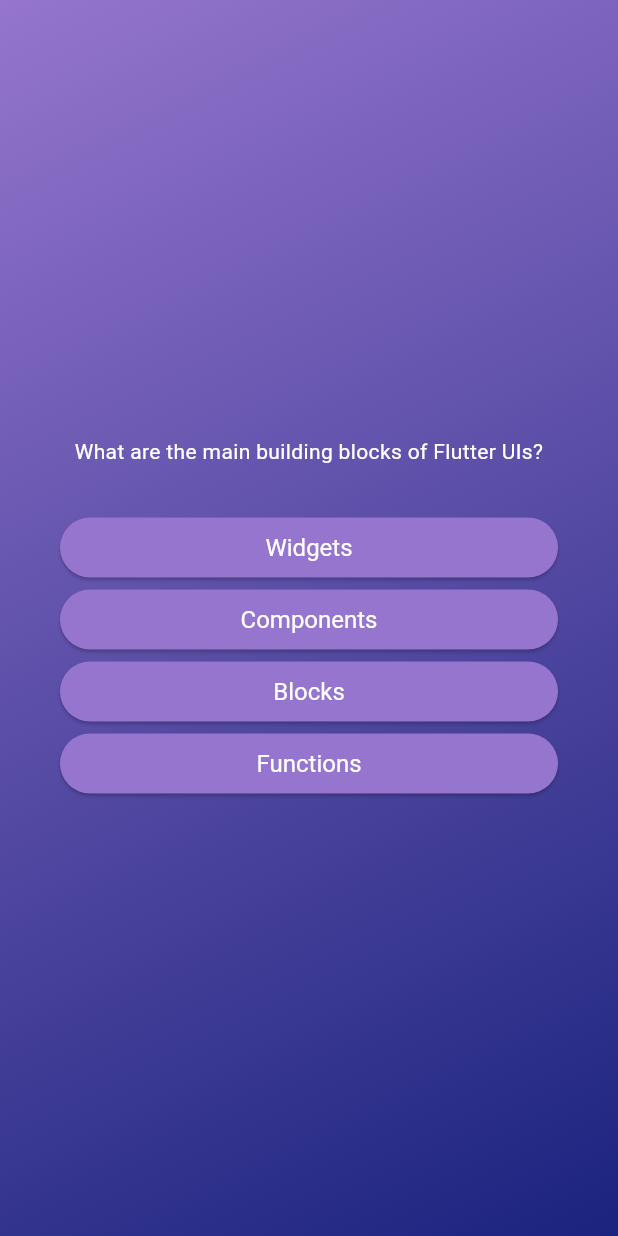
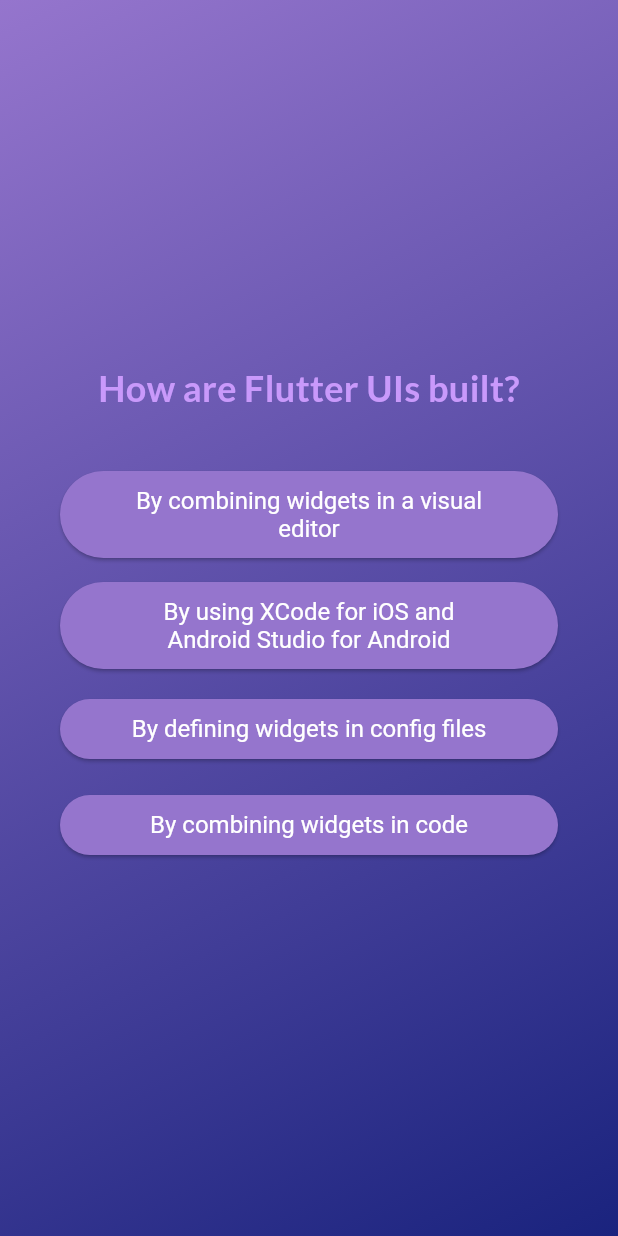
Before and after one commit to NeeDaimDark/quiz_app, a Flutter app: the screen it shows after launch, after a tap on "Start Quiz", after a tap on "Components", on a phone screen of 412 x 824 dp. Run offline on Flutter 3.47's test engine with Material 3 defaults, Android fonts, the phone set to English and light mode, and no system bars; our stand-ins replace google_fonts.

Commit message:
passing data across widgets + conditions through functions

```diff
--- a/lib/answer_button.dart
+++ b/lib/answer_button.dart
@@ -9,7 +9,9 @@ class AnswerButton extends StatelessWidget {
   final void Function() onTap;
   @override
   Widget build(BuildContext context) {
-    return ElevatedButton(
+    return Padding(
+      padding: const EdgeInsets.symmetric(vertical: 8.0),
+      child: ElevatedButton(
         onPressed: onTap,
         style: ElevatedButton.styleFrom(
           backgroundColor: Colors.deepPurple.shade300,
@@ -25,7 +27,8 @@ class AnswerButton extends StatelessWidget {
             fontSize: 16,
           ),
         ),
-      child: Text(answerText),
+        child: Text(answerText, textAlign: TextAlign.center,),
+      ),
     );
   }
 }
--- a/lib/models/quiz_question.dart
+++ b/lib/models/quiz_question.dart
@@ -2,4 +2,9 @@ class QuizQuestion {
   final String question;
   final List<String> options;
   const QuizQuestion(this.question, this.options);
+  List<String> getShuffledOptions() {
+    final shuffledOptions = List<String>.from(options);
+    shuffledOptions.shuffle();
+    return shuffledOptions;
+  }
 }
--- a/lib/questions_screen.dart
+++ b/lib/questions_screen.dart
@@ -1,8 +1,14 @@
 import 'package:flutter/material.dart';
 import 'package:quiz_app/answer_button.dart';
 import 'package:quiz_app/data/questions.dart';
+import 'package:google_fonts/google_fonts.dart';
+
 class QuestionsScreen extends StatefulWidget {
-   QuestionsScreen({super.key});
+   const QuestionsScreen({
+     super.key,
+     required this.onSelectAnswer,
+   });
+   final void Function(String answer) onSelectAnswer;
 
   @override
   State<QuestionsScreen> createState() {
@@ -12,9 +18,18 @@ class QuestionsScreen extends StatefulWidget {
 }
 
 class _QuestionsScreenState extends State<QuestionsScreen> {
+
+  var currentQuestionIndex = 0;
+  void answerQuestion(String selectedAnswer){
+    widget.onSelectAnswer(selectedAnswer);
+    setState(() {
+      currentQuestionIndex++;
+    });
+  }
+
   @override
   Widget build(context) {
-    final currentQuestion = questions[0];
+    final currentQuestion = questions[currentQuestionIndex];
     return Container(
       margin: const EdgeInsets.all(40),
       child: SizedBox(
@@ -27,13 +42,17 @@ class _QuestionsScreenState extends State<QuestionsScreen> {
               Text(
                  currentQuestion.question,
                  textAlign: TextAlign.center,
-                 style: const TextStyle(
-                   color: Colors.white,
+                 style: GoogleFonts.lato(
+                   color: Color.fromARGB(255, 201, 153, 251),
+                   fontSize: 24,
+                   fontWeight: FontWeight.bold,
                  ),
               ),
               const SizedBox(height: 30),
-              ...currentQuestion.options.map((answer){
-                return AnswerButton(answerText: answer, onTap: (){});
+              ...currentQuestion.getShuffledOptions().map((answer){
+                return AnswerButton(answerText: answer, onTap: (){
+                  answerQuestion(answer);
+                });
               }),
             ],
         ),
--- a/lib/quiz.dart
+++ b/lib/quiz.dart
@@ -1,4 +1,5 @@
 import 'package:flutter/material.dart';
+import 'package:quiz_app/data/questions.dart';
 import 'package:quiz_app/questions_screen.dart';
 import 'package:quiz_app/start_screen.dart';
 import 'package:quiz_app/questions_screen.dart';
@@ -15,6 +16,7 @@ class Quiz extends StatefulWidget{
 
 
 class _QuizState extends State<Quiz>{
+  List<String> selectedAnswers = [];
  var activeScreen = 'start-screen';
 
 
@@ -23,11 +25,23 @@ class _QuizState extends State<Quiz>{
       activeScreen = 'questions-screen';
     });
   }
+
+  void chooseAnswer(String answer){
+    selectedAnswers.add(answer);
+    if (selectedAnswers.length == questions.length){
+      setState(() {
+        selectedAnswers = [];
+        activeScreen = 'start-screen';
+      });
+    }
+  }
   @override
   Widget build(context) {
     Widget screenWidget = StartScreen(switchScreen);
     if(activeScreen == 'questions-screen'){
-      screenWidget = QuestionsScreen();
+      screenWidget = QuestionsScreen(
+        onSelectAnswer: chooseAnswer,
+      );
     }
 
     return MaterialApp(
--- a/lib/start_screen.dart
+++ b/lib/start_screen.dart
@@ -1,4 +1,5 @@
 import 'package:flutter/material.dart';
+import 'package:google_fonts/google_fonts.dart';
 
 class StartScreen extends StatelessWidget {
   const StartScreen(this.startQuiz ,{super.key});
@@ -16,12 +17,11 @@ final void Function() startQuiz;
               color: const Color.fromARGB(150, 255, 255, 255),
             ),
             const SizedBox(height: 80),
-            const Text(
+             Text(
               'Learn Flutter the fun way!',
-              style: TextStyle(
+              style: GoogleFonts.lato(
                 color: Colors.white,
                 fontSize: 24,
-                fontWeight: FontWeight.bold,
               ),
             ),
             const SizedBox(height: 50),
--- a/pubspec.yaml
+++ b/pubspec.yaml
@@ -34,6 +34,7 @@ dependencies:
   # The following adds the Cupertino Icons font to your application.
   # Use with the CupertinoIcons class for iOS style icons.
   cupertino_icons: ^1.0.8
+  google_fonts: ^6.3.2
 
 dev_dependencies:
   flutter_test:
```
Also changed, not shown: pubspec.lock, 1 other file. Lines whose indentation alone changed are shown as unchanged.
